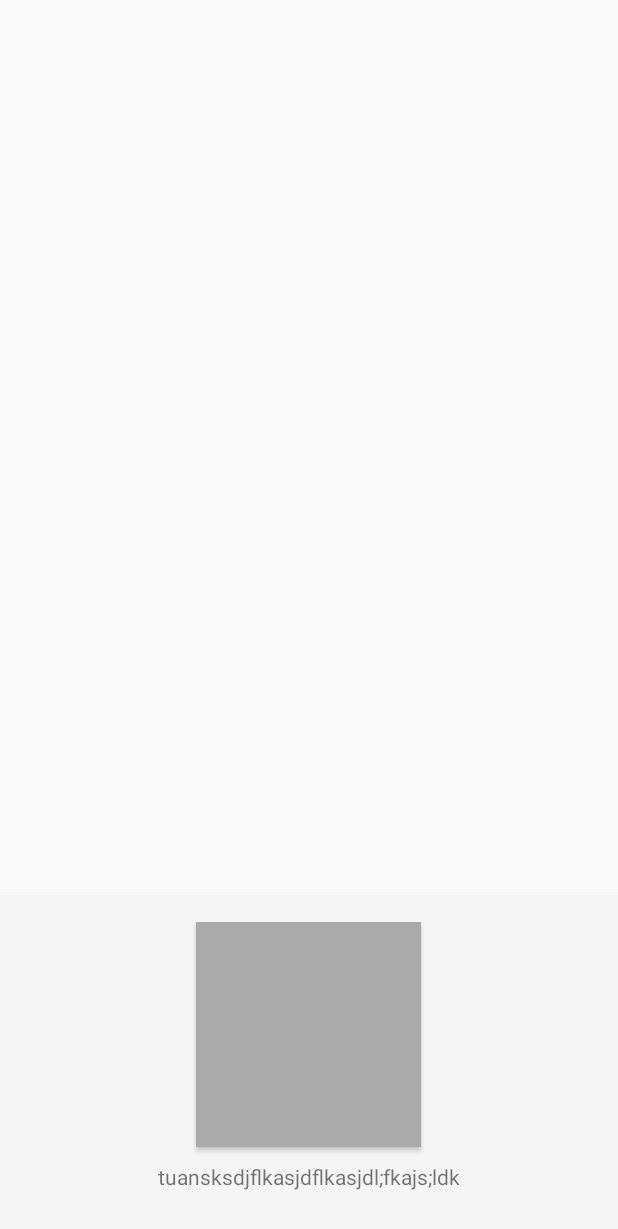
After one commit to buidanhtuan/Save-Me, an Android app: the layout fragment_speed.xml on its own in the app's theme, with its tools: preview values and no code run, on a phone screen of 412 x 824 dp. The commit adds this screen. Shown: the top 1229 px of the screen. Run offline under Robolectric (Android 15) with nearby library versions, the phone set to English and light mode, and no system bars.

Commit message:
update speed_to_text

```diff
--- a/Save Me/app/src/main/java/com/buidanhtuan/saveme/view/fragment/ListNoteFragment.kt
+++ b/Save Me/app/src/main/java/com/buidanhtuan/saveme/view/fragment/ListNoteFragment.kt
@@ -62,6 +62,10 @@ class ListNoteFragment : Fragment() {
         }
         fab3.setOnClickListener {
             (activity as MainActivity).setFragment(SoundFragment())
+            menu_red.close(true)
+        }
+        fab4.setOnClickListener {
+            (activity as MainActivity).setFragment(SpeedFragment())
             menu_red.close(true)
         }
     }
--- /dev/null
+++ b/Save Me/app/src/main/res/layout/fragment_speed.xml
@@ -0,0 +1,52 @@
+<?xml version="1.0" encoding="utf-8"?>
+<FrameLayout xmlns:android="http://schemas.android.com/apk/res/android"
+    xmlns:tools="http://schemas.android.com/tools"
+    android:layout_width="match_parent"
+    android:layout_height="match_parent"
+    tools:context=".view.fragment.SpeedFragment">
+    <RelativeLayout
+        android:id="@+id/activity_main"
+        android:layout_width="match_parent"
+        android:layout_height="match_parent"
+        tools:context="com.buidanhtuan.speechtotext.MainActivity">
+
+        <ScrollView
+            android:layout_width="wrap_content"
+            android:layout_height="match_parent"
+            android:layout_above="@+id/btnSpeakContainer"
+            android:layout_alignParentTop="true"
+            android:layout_marginBottom="20dp"
+            android:padding="20dp">
+
+            <TextView
+                android:id="@+id/voiceInput"
+                android:layout_width="match_parent"
+                android:layout_height="match_parent" />
+        </ScrollView>
+
+        <LinearLayout
+            android:id="@+id/btnSpeakContainer"
+            android:layout_width="match_parent"
+            android:layout_height="wrap_content"
+            android:layout_alignParentBottom="true"
+            android:background="#f5f5f5"
+            android:gravity="center_horizontal"
+            android:orientation="vertical"
+            android:padding="20dp">
+
+            <Button
+                android:id="@+id/btnSpeak"
+                android:layout_width="150dp"
+                android:layout_height="150dp"
+                android:background="@android:color/darker_gray"/>
+
+            <TextView
+                android:id="@+id/textView"
+                android:layout_width="wrap_content"
+                android:layout_height="wrap_content"
+                android:layout_below="@id/btnSpeak"
+                android:layout_margin="10dp"
+                android:text="tuansksdjflkasjdflkasjdl;fkajs;ldk" />
+        </LinearLayout>
+    </RelativeLayout>
+</FrameLayout>
```
Also changed, not shown: Save Me/app/src/main/java/com/buidanhtuan/saveme/view/fragment/SpeedFragment.kt (added, +66 -0 lines), Save Me/app/src/main/res/layout/fragment_list_note.xml (+8 -0 lines).
